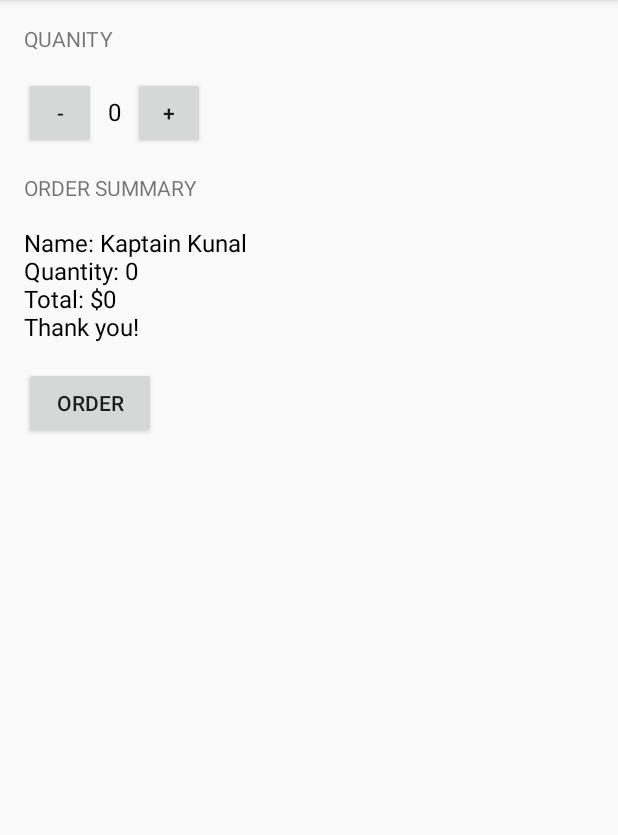
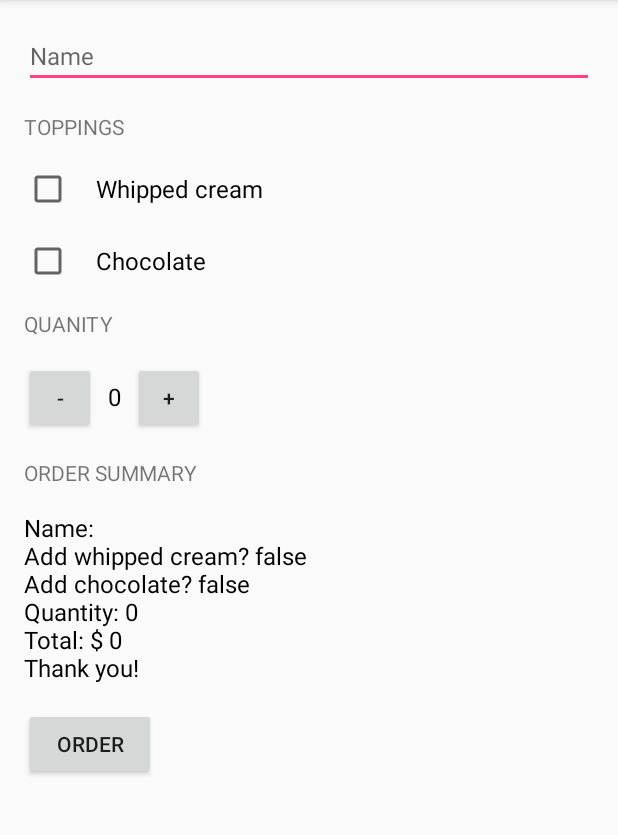
Before and after one commit to pivotal-samantha-mar/JustJava, an Android app: the screen it shows after launch (MainActivity), after a tap on "ORDER", on a phone screen of 412 x 824 dp, the part 84-919 px from its top. Run offline under Robolectric (Android 15) with nearby library versions, the phone set to English and light mode, and no system bars.

Commit message:
add name textfield, custom prices for toppings

```diff
--- a/app/src/main/java/com/example/pivotal/justjava/MainActivity.java
+++ b/app/src/main/java/com/example/pivotal/justjava/MainActivity.java
@@ -11,6 +11,8 @@ import android.icu.text.NumberFormat;
 import android.os.Bundle;
 import android.support.v7.app.AppCompatActivity;
 import android.view.View;
+import android.widget.CheckBox;
+import android.widget.EditText;
 import android.widget.TextView;
 
 /**
@@ -19,6 +21,7 @@ import android.widget.TextView;
 public class MainActivity extends AppCompatActivity {
 
     int quantity =0;
+
 
     @Override
     protected void onCreate(Bundle savedInstanceState) {
@@ -30,20 +33,28 @@ public class MainActivity extends AppCompatActivity {
      * This method is called when the order button is clicked.
      */
     public void submitOrder(View view) {
+        CheckBox whippedCreamCheckBox = (CheckBox) findViewById(R.id.whippedCream);
+        boolean hasWhippedCream = whippedCreamCheckBox.isChecked();
 
-            int price = calculatePrice(quantity);
-            //String priceMessage = "Total: " + "$" +price + "\nThank you!";
-            //displayMessage(priceMessage);
-            //displayPrice(price);
-            displayMessage(createOrderSummary(price));
+        CheckBox choclateCheckBox = (CheckBox) findViewById(R.id.chocolate);
+        boolean hasChocolate = choclateCheckBox.isChecked();
+
+        EditText name = (EditText) findViewById(R.id.yourName);
+        String customerName = name.getText().toString();
+
+
+        int price = calculatePrice(quantity,hasWhippedCream,hasChocolate);
+        String priceMessage = createOrderSummary(price, hasWhippedCream, hasChocolate,customerName);
+        displayMessage(priceMessage);
 
 
     }
 
     public void increment(View view) {
-
+        if (quantity <100) {
         quantity++;
         displayQuantity(quantity);
+        }
     }
 
     public void decrement(View view) {
@@ -77,17 +88,36 @@ public class MainActivity extends AppCompatActivity {
         orderSummaryTextView.setText(message);
     }
 
-    private String createOrderSummary (int price) {
+    private String createOrderSummary (int price, boolean addWhippedCream, boolean addChocolate, String name) {
 
-        String priceMessage = "Name: Kaptain Kunal \n" + "Quantity: " + quantity+ "\n" + "Total: $" + price +"\n" +"Thank you!";
+        String priceMessage = "Name: " + name;
+        priceMessage += "\nAdd whipped cream? "+addWhippedCream;
+        priceMessage += "\nAdd chocolate? "+addChocolate;
+        priceMessage += "\nQuantity: " + quantity;
+        priceMessage += "\nTotal: $ "+price;
+        priceMessage += "\nThank you!";
+
         return priceMessage;
 
 
     }
 
-    private int calculatePrice (int quantity) {
+    private int calculatePrice (int quantity, boolean whippedCream, boolean chocolate) {
 
-        return quantity*5;
+        int basePrice = 5;
+
+        if (whippedCream) {
+            basePrice += 1;
+        }
+
+        if (chocolate) {
+
+            basePrice += 2;
+        }
+
+
+
+        return quantity*basePrice;
     }
 
 
--- a/app/src/main/res/layout/activity_main.xml
+++ b/app/src/main/res/layout/activity_main.xml
@@ -1,15 +1,57 @@
 <?xml version="1.0" encoding="utf-8"?>
-<LinearLayout xmlns:android="http://schemas.android.com/apk/res/android"
+<ScrollView
+    xmlns:android="http://schemas.android.com/apk/res/android"
     xmlns:app="http://schemas.android.com/apk/res-auto"
     xmlns:tools="http://schemas.android.com/tools"
+    tools:context="com.example.pivotal.justjava.MainActivity"
+    android:layout_width="match_parent"
+    android:layout_height="match_parent">
+
+    <LinearLayout
         android:layout_width="match_parent"
         android:layout_height="match_parent"
         android:paddingBottom="16dp"
         android:paddingTop="16dp"
         android:paddingLeft="16dp"
         android:paddingRight="16dp"
-    tools:context="com.example.pivotal.justjava.MainActivity"
+
         android:orientation="vertical">
+
+        <EditText
+            android:layout_width="match_parent"
+            android:layout_height="wrap_content"
+            android:hint="Name"
+            android:id="@+id/yourName"
+            android:textSize="16sp"
+            android:layout_marginBottom="16dp"
+            android:inputType="textCapWords"
+                    />
+
+        <TextView
+            android:layout_width="wrap_content"
+            android:layout_height="wrap_content"
+            android:text="Toppings"
+            android:textAllCaps="true" />
+
+        <CheckBox
+            android:id="@+id/whippedCream"
+            android:layout_width="wrap_content"
+            android:layout_height="wrap_content"
+            android:text="Whipped cream"
+            android:textSize="16sp"
+            android:layout_marginBottom="16dp"
+            android:layout_marginTop="16dp"
+            android:paddingLeft="16dp" />
+
+        <CheckBox
+            android:id="@+id/chocolate"
+            android:layout_width="wrap_content"
+            android:layout_height="wrap_content"
+            android:text="Chocolate"
+            android:textSize="16sp"
+            android:layout_marginBottom="16dp"
+            android:paddingLeft="16dp" />
+
 
         <TextView
         android:layout_width="wrap_content"
@@ -83,3 +125,4 @@
             android:onClick="clear" />  -->
 
     </LinearLayout>
+</ScrollView>
```
Lines whose indentation alone changed are shown as unchanged.
